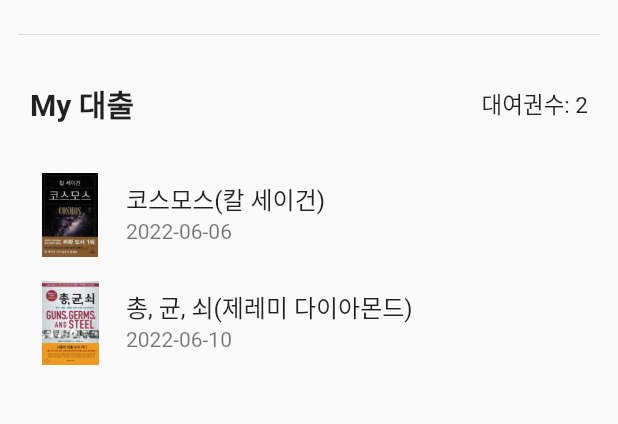
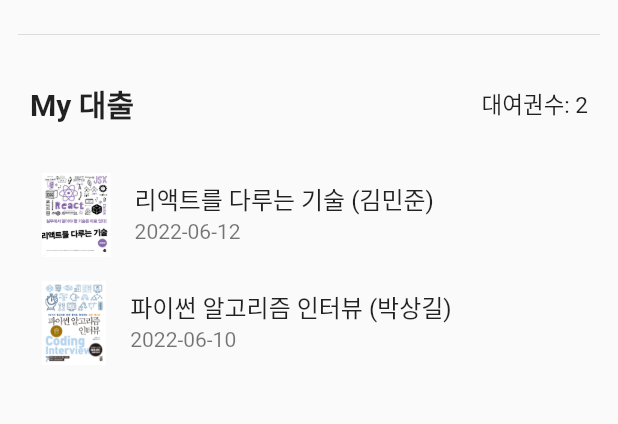
Before and after one commit to Minsuyeon-0329/bce_book_loan, a Flutter app: the MyPage widget shown alone on an empty page, opened directly, on a phone screen of 412 x 824 dp, the part 123-547 px from its top. Run offline on Flutter 3.47's test engine with Material 2 defaults, Android fonts, the phone set to English and light mode, and no system bars; our stand-ins replace get, wakelock; missing offline and left inert: flutter_beep, flutter_qr_bar_scanner, flutter_vibrate; network calls fail.

Commit message:
발표 전 수정

```diff
--- a/lib/myhomepage.dart
+++ b/lib/myhomepage.dart
@@ -46,13 +46,13 @@ class MyPage extends StatelessWidget {
             child: ListView(
               children: <Widget>[
                 ListTile(
-                  leading: Image.asset('asset/book_example.jpg'),
-                  title: Text('코스모스(칼 세이건)'),
-                  subtitle: Text('2022-06-06'),
+                  leading: Image.asset('asset/react.jpg'),
+                  title: Text('리액트를 다루는 기술 (김민준)'),
+                  subtitle: Text('2022-06-12'),
                 ),
                 ListTile(
-                  leading: Image.asset('asset/guns_germs_steel.jpg'),
-                  title: Text('총, 균, 쇠(제레미 다이아몬드)'),
+                  leading: Image.asset('asset/python_al.jpg'),
+                  title: Text('파이썬 알고리즘 인터뷰 (박상길)'),
                   subtitle: Text('2022-06-10'),
                 ),
               ],
```
Also changed, not shown: lib/book/detail.dart (+28 -19 lines), lib/function/qr_code.dart (+37 -16 lines), asset/python_al.jpg (added), asset/react.jpg (added).
